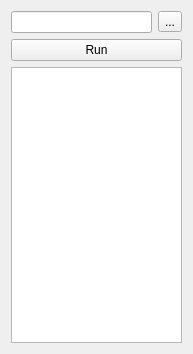
The window that src/Mod/Fem/MechanicalAnalysis.ui (berndhahnebach/All_FreeCAD) describes before a commit, drawn with Qt 5.
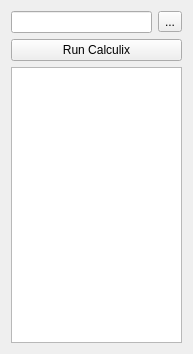
The same window after the commit.

Commit message: using QProcess for starting Calculix

What changed in the file:
```diff
--- a/src/Mod/Fem/MechanicalAnalysis.ui
+++ b/src/Mod/Fem/MechanicalAnalysis.ui
@@ -31,7 +31,7 @@
    <item>
     <widget class="QPushButton" name="pushButton_generate">
      <property name="text">
-      <string>Run</string>
+      <string>Run Calculix</string>
      </property>
     </widget>
    </item>
```
The commit also changes 1 other file.
